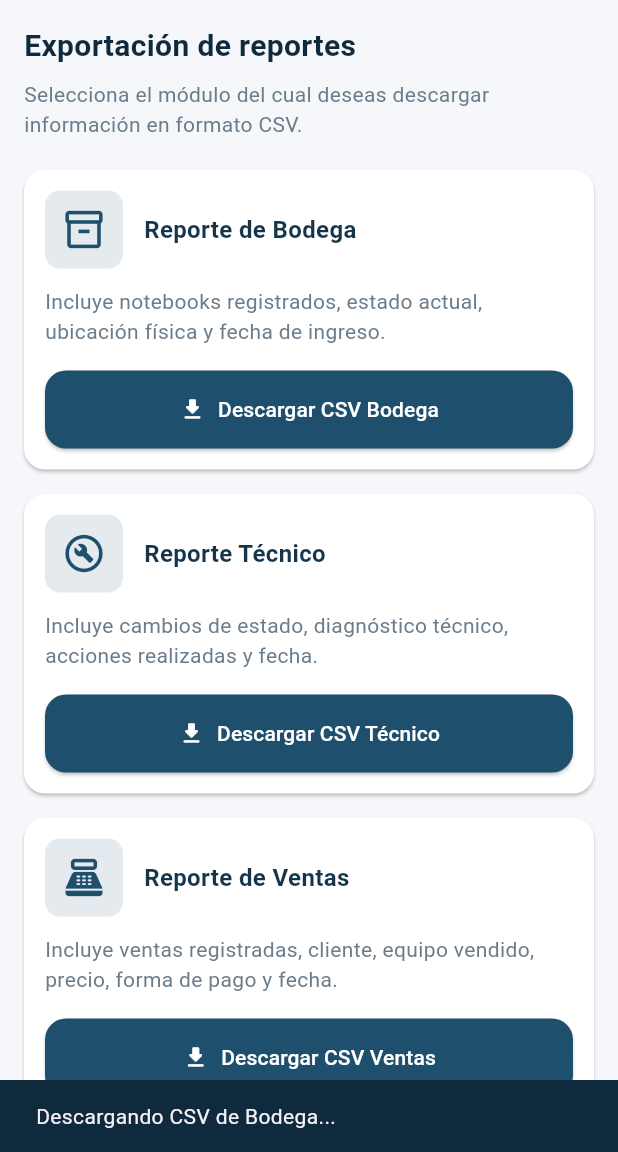
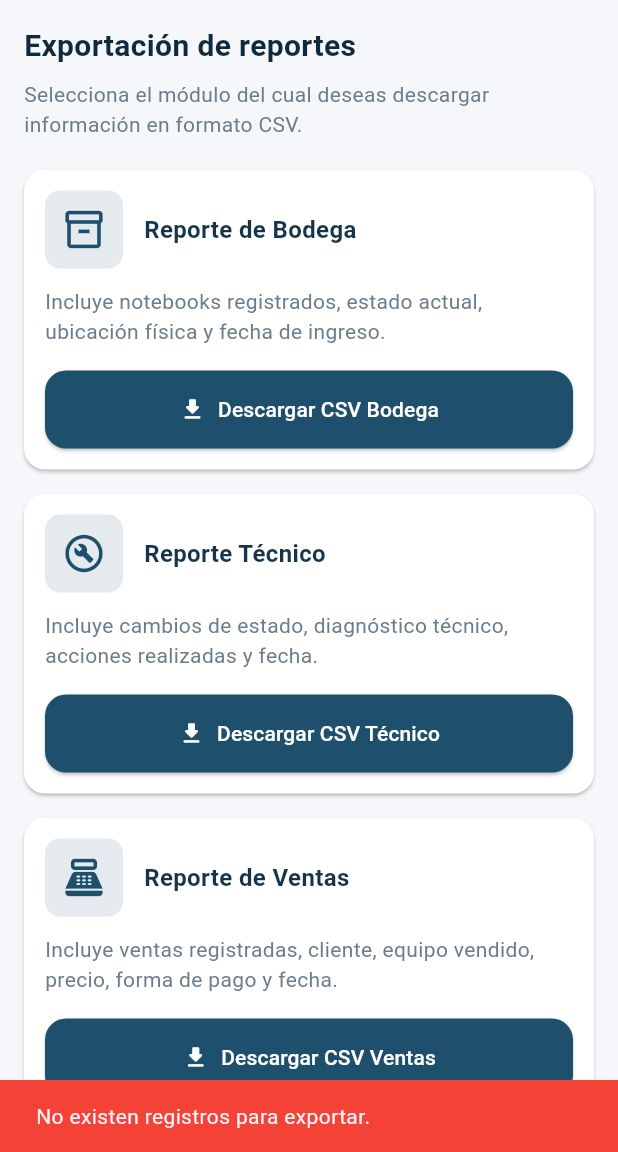
Before and after one commit to DanyaDuran/ztech_proyect, a Flutter app: the ReportesScreen screen opened by its route, after a tap on "Descargar CSV Bodega", on a phone screen of 412 x 824 dp, the part 84-1236 px from its top. Run offline on Flutter 3.47's test engine with Material 3 defaults, Android fonts, the phone set to English and light mode, and no system bars; our stand-ins replace cloud_firestore, firebase_auth, firebase_core, open_filex; missing offline and left inert: file_saver; accounts and stored records are empty.

Commit message:
feat(admin): descarga directa de reportes CSV y apertura automatica con open_filex

```diff
--- /dev/null
+++ b/lib/features/admin/data/services/csv_export_service.dart
@@ -0,0 +1,106 @@
+import 'dart:convert';
+import 'dart:typed_data';
+import 'package:cloud_firestore/cloud_firestore.dart';
+import 'package:file_saver/file_saver.dart';
+
+class CsvExportService {
+  final FirebaseFirestore _firestore = FirebaseFirestore.instance;
+
+  Future<String> _generarYGuardarCsv(List<List<dynamic>> rows, String fileName) async {
+    if (rows.length <= 1) {
+      throw Exception('No existen registros para exportar.');
+    }
+
+    String csvData = rows.map((row) {
+      return row.map((item) {
+        String cell = item.toString().replaceAll('"', '""');
+        return '"$cell"';
+      }).join(',');
+    }).join('\r\n');
+
+    final List<int> codeUnits = utf8.encode('\uFEFF$csvData');
+    final Uint8List bytes = Uint8List.fromList(codeUnits);
+
+    String path = await FileSaver.instance.saveFile(
+      name: fileName,
+      bytes: bytes,
+      mimeType: MimeType.csv,
+    );
+
+    return path;
+  }
+
+  Future<String> exportarInventarioCsv() async {
+    final querySnapshot = await _firestore.collection('notebooks').get();
+
+    List<List<dynamic>> rows = [
+      ['codigo', 'marca', 'modelo', 'procesador', 'ram', 'almacenamiento', 'estado', 'seccion', 'estante', 'nivel', 'fecha ingreso']
+    ];
+
+    for (var doc in querySnapshot.docs) {
+      final data = doc.data();
+      rows.add([
+        data['codigo'] ?? '',
+        data['marca'] ?? '',
+        data['modelo'] ?? '',
+        data['procesador'] ?? '',
+        data['ram'] ?? '',
+        data['almacenamiento'] ?? '',
+        data['estado'] ?? '',
+        data['seccion'] ?? '',
+        data['estante'] ?? '',
+        data['nivel'] ?? '',
+        data['fecha_ingreso'] ?? '',
+      ]);
+    }
+
+    return await _generarYGuardarCsv(rows, 'inventario_notebooks.csv');
+  }
+
+  Future<String> exportarVentasCsv() async {
+    final querySnapshot = await _firestore.collection('ventas').get();
+
+    List<List<dynamic>> rows = [
+      ['codigo notebook', 'marca', 'modelo', 'cliente', 'precio', 'fecha venta', 'observaciones']
+    ];
+
+    for (var doc in querySnapshot.docs) {
+      final data = doc.data();
+      rows.add([
+        data['codigo_notebook'] ?? '',
+        data['marca'] ?? '',
+        data['modelo'] ?? '',
+        data['cliente'] ?? '',
+        data['precio'] ?? '',
+        data['fecha_venta'] ?? '',
+        data['observaciones'] ?? '',
+      ]);
+    }
+
+    return await _generarYGuardarCsv(rows, 'ventas_registradas.csv');
+  }
+
+  Future<String> exportarHistorialTecnicoCsv() async {
+    final querySnapshot = await _firestore.collection('status_history').get();
+
+    List<List<dynamic>> rows = [
+      ['codigo notebook', 'estado anterior', 'estado nuevo', 'usuario responsable', 'diagnostico', 'acciones realizadas', 'observacion', 'fecha']
+    ];
+
+    for (var doc in querySnapshot.docs) {
+      final data = doc.data();
+      rows.add([
+        data['codigo_notebook'] ?? '',
+        data['estado_anterior'] ?? '',
+        data['estado_nuevo'] ?? '',
+        data['usuario_responsable'] ?? '',
+        data['diagnostico'] ?? '',
+        data['acciones_realizadas'] ?? '',
+        data['observacion'] ?? '',
+        data['fecha'] ?? '',
+      ]);
+    }
+
+    return await _generarYGuardarCsv(rows, 'historial_tecnico.csv');
+  }
+}
--- a/lib/features/reportes/presentation/screens/reportes_screen.dart
+++ b/lib/features/reportes/presentation/screens/reportes_screen.dart
@@ -1,30 +1,64 @@
 import 'package:flutter/material.dart';
-
-import '../../../../core/theme/app_colors.dart';
-import '../../../../core/theme/app_dimensions.dart';
-import '../../../../core/theme/app_text_styles.dart';
-import '../../../../shared/widgets/app_bar/custom_app_bar.dart';
-import '../../../../shared/widgets/sidebar/sidebar_menu.dart';
+import 'package:open_filex/open_filex.dart';
+import 'package:ztech_flutter__app/core/theme/app_colors.dart';
+import 'package:ztech_flutter__app/core/theme/app_dimensions.dart';
+import 'package:ztech_flutter__app/core/theme/app_text_styles.dart';
+import 'package:ztech_flutter__app/shared/widgets/app_bar/custom_app_bar.dart';
+import 'package:ztech_flutter__app/shared/widgets/sidebar/sidebar_menu.dart';
+import 'package:ztech_flutter__app/features/admin/data/services/csv_export_service.dart';
 
 class ReportesScreen extends StatelessWidget {
   const ReportesScreen({super.key});
 
-  void _descargarReporte(BuildContext context, String nombre) {
+  Future<void> _ejecutarExportacion(BuildContext context, String nombre, Future<String> Function() exportarFunction) async {
     ScaffoldMessenger.of(context).showSnackBar(
       SnackBar(
-        content: Text('Descargando CSV de $nombre...'),
+        content: Text('Generando CSV de $nombre...'),
         backgroundColor: AppColors.secondary,
       ),
     );
+
+    try {
+      final String filePath = await exportarFunction();
+
+      if (context.mounted) {
+        ScaffoldMessenger.of(context).hideCurrentSnackBar();
+        ScaffoldMessenger.of(context).showSnackBar(
+          SnackBar(
+            content: const Text('Archivo descargado exitosamente'),
+            backgroundColor: Colors.green,
+            duration: const Duration(seconds: 6),
+            action: SnackBarAction(
+              label: 'ABRIR',
+              textColor: Colors.white,
+              onPressed: () {
+                OpenFilex.open(filePath);
+              },
+            ),
+          ),
+        );
+      }
+    } catch (e) {
+      if (context.mounted) {
+        ScaffoldMessenger.of(context).hideCurrentSnackBar();
+        ScaffoldMessenger.of(context).showSnackBar(
+          SnackBar(
+            content: Text(e.toString().replaceAll('Exception: ', '')),
+            backgroundColor: Colors.red,
+          ),
+        );
+      }
+    }
   }
 
   @override
   Widget build(BuildContext context) {
+    final csvExportService = CsvExportService();
+
     return Scaffold(
       backgroundColor: AppColors.background,
       drawer: const SidebarMenu(currentRoute: '/reportes'),
       appBar: const CustomAppBar(title: 'Reportes'),
-
       body: SingleChildScrollView(
         padding: const EdgeInsets.all(AppDimensions.screenPadding),
         child: Column(
@@ -34,41 +68,44 @@ class ReportesScreen extends StatelessWidget {
               'Exportación de reportes',
               style: AppTextStyles.sectionTitle,
             ),
-
             const SizedBox(height: 8),
-
             const Text(
               'Selecciona el módulo del cual deseas descargar información en formato CSV.',
               style: AppTextStyles.subtitle,
             ),
-
             const SizedBox(height: AppDimensions.sectionSpacing),
-
             _ReportCard(
               icon: Icons.inventory_2_outlined,
               title: 'Reporte de Bodega',
-              description:
-                  'Incluye notebooks registrados, estado actual, ubicación física y fecha de ingreso.',
+              description: 'Incluye notebooks registrados, estado actual, ubicación física y fecha de ingreso.',
               buttonText: 'Descargar CSV Bodega',
-              onPressed: () => _descargarReporte(context, 'Bodega'),
+              onPressed: () => _ejecutarExportacion(
+                context,
+                'Bodega',
+                csvExportService.exportarInventarioCsv,
+              ),
             ),
-
             _ReportCard(
               icon: Icons.build_circle_outlined,
               title: 'Reporte Técnico',
-              description:
-                  'Incluye cambios de estado, diagnóstico técnico, acciones realizadas y fecha.',
+              description: 'Incluye cambios de estado, diagnóstico técnico, acciones realizadas y fecha.',
               buttonText: 'Descargar CSV Técnico',
-              onPressed: () => _descargarReporte(context, 'Técnico'),
+              onPressed: () => _ejecutarExportacion(
+                context,
+                'Técnico',
+                csvExportService.exportarHistorialTecnicoCsv,
+              ),
             ),
-
             _ReportCard(
               icon: Icons.point_of_sale_outlined,
               title: 'Reporte de Ventas',
-              description:
-                  'Incluye ventas registradas, cliente, equipo vendido, precio, forma de pago y fecha.',
+              description: 'Incluye ventas registradas, cliente, equipo vendido, precio, forma de pago y fecha.',
               buttonText: 'Descargar CSV Ventas',
-              onPressed: () => _descargarReporte(context, 'Ventas'),
+              onPressed: () => _ejecutarExportacion(
+                context,
+                'Ventas',
+                csvExportService.exportarVentasCsv,
+              ),
             ),
           ],
         ),
@@ -113,15 +150,11 @@ class _ReportCard extends StatelessWidget {
                   height: 52,
                   decoration: BoxDecoration(
                     color: AppColors.primary.withValues(alpha: 0.12),
-                    borderRadius: BorderRadius.circular(
-                      AppDimensions.radiusSmall,
-                    ),
+                    borderRadius: BorderRadius.circular(AppDimensions.radiusSmall),
                   ),
                   child: Icon(icon, color: AppColors.primary, size: 30),
                 ),
-
                 const SizedBox(width: 14),
-
                 Expanded(
                   child: Text(
                     title,
@@ -132,13 +165,9 @@ class _ReportCard extends StatelessWidget {
                 ),
               ],
             ),
-
             const SizedBox(height: 12),
-
             Text(description, style: AppTextStyles.body),
-
             const SizedBox(height: 16),
-
             SizedBox(
               width: double.infinity,
               child: ElevatedButton.icon(
@@ -150,9 +179,7 @@ class _ReportCard extends StatelessWidget {
                   foregroundColor: AppColors.textOnDark,
                   padding: const EdgeInsets.symmetric(vertical: 16),
                   shape: RoundedRectangleBorder(
-                    borderRadius: BorderRadius.circular(
-                      AppDimensions.radiusMedium,
-                    ),
+                    borderRadius: BorderRadius.circular(AppDimensions.radiusMedium),
                   ),
                 ),
               ),
--- a/pubspec.yaml
+++ b/pubspec.yaml
@@ -38,6 +38,11 @@ dependencies:
   firebase_auth: ^6.5.1
   cloud_firestore: ^6.4.1
   intl: ^0.20.2
+  csv: ^8.0.0
+  path_provider: ^2.1.5
+  share_plus: ^13.1.0
+  file_saver: ^0.4.0
+  open_filex: ^4.7.0
 
 dev_dependencies:
   flutter_test:
```
Also changed, not shown: pubspec.lock, 5 other files.
